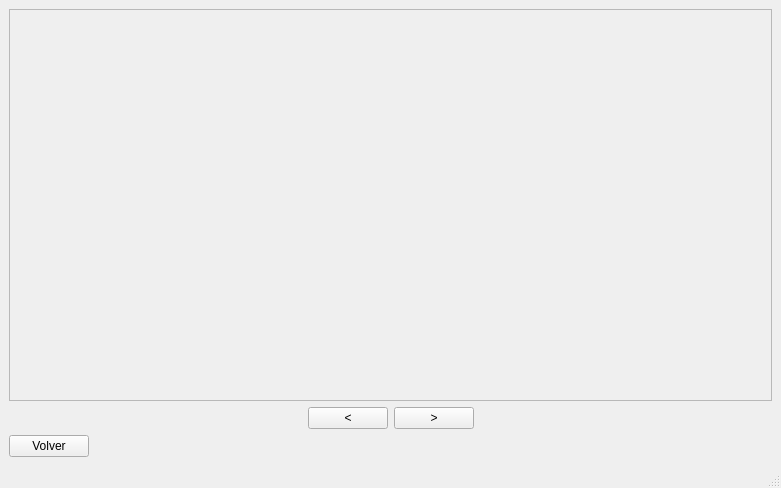
Above: gui/processwindow.ui from YukiFreedy/volBrainAuto before the change. Below: the same form after it.
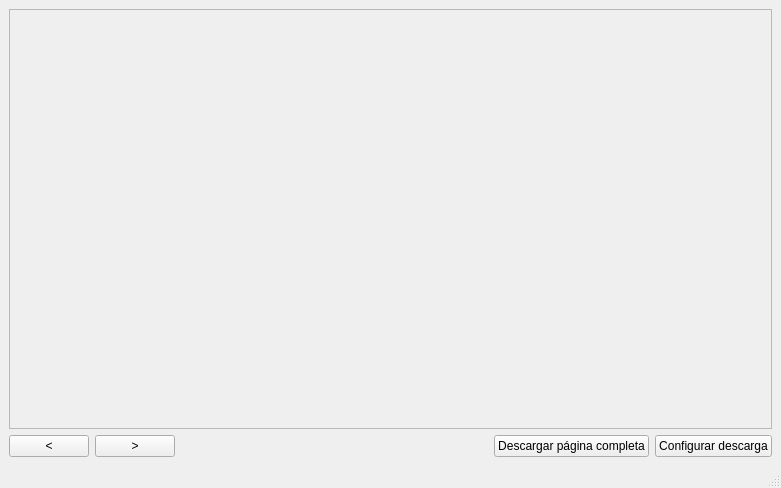
That is the form after the change.

Commit message: He añadido una ventana para modificar la configuración de las descargas, aunque falta que se pueda seleccionar la carpeta de destino.

What changed in the file:
```diff
--- a/gui/processwindow.ui
+++ b/gui/processwindow.ui
@@ -26,7 +26,7 @@
          <x>0</x>
          <y>0</y>
          <width>761</width>
-         <height>364</height>
+         <height>395</height>
         </rect>
        </property>
        <layout class="QVBoxLayout" name="jobListLayout"/>
@@ -35,19 +35,6 @@
     </item>
     <item>
      <layout class="QHBoxLayout" name="horizontalLayout_2">
-      <item>
-       <spacer name="horizontalSpacer_2">
-        <property name="orientation">
-         <enum>Qt::Horizontal</enum>
-        </property>
-        <property name="sizeHint" stdset="0">
-         <size>
-          <width>40</width>
-          <height>20</height>
-         </size>
-        </property>
-       </spacer>
-      </item>
       <item>
        <widget class="QPushButton" name="previousButton">
         <property name="text">
@@ -75,29 +62,19 @@
         </property>
        </spacer>
       </item>
-     </layout>
-    </item>
-    <item>
-     <layout class="QHBoxLayout" name="horizontalLayout">
       <item>
-       <widget class="QPushButton" name="backButton">
+       <widget class="QPushButton" name="downloadPageButton">
         <property name="text">
-         <string>Volver</string>
+         <string>Descargar página completa</string>
         </property>
        </widget>
       </item>
       <item>
-       <spacer name="horizontalSpacer">
-        <property name="orientation">
-         <enum>Qt::Horizontal</enum>
+       <widget class="QPushButton" name="downloadConfigButton">
+        <property name="text">
+         <string>Configurar descarga</string>
         </property>
-        <property name="sizeHint" stdset="0">
-         <size>
-          <width>40</width>
-          <height>20</height>
-         </size>
-        </property>
-       </spacer>
+       </widget>
       </item>
      </layout>
     </item>
```
The commit also changes 6 other files.
